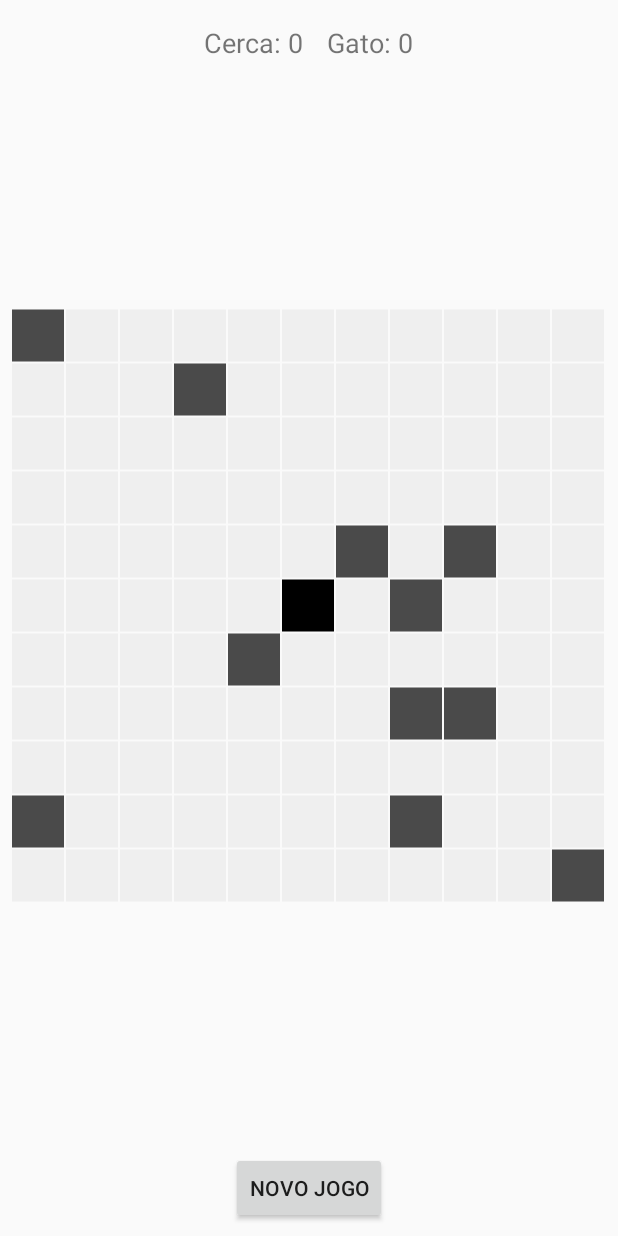
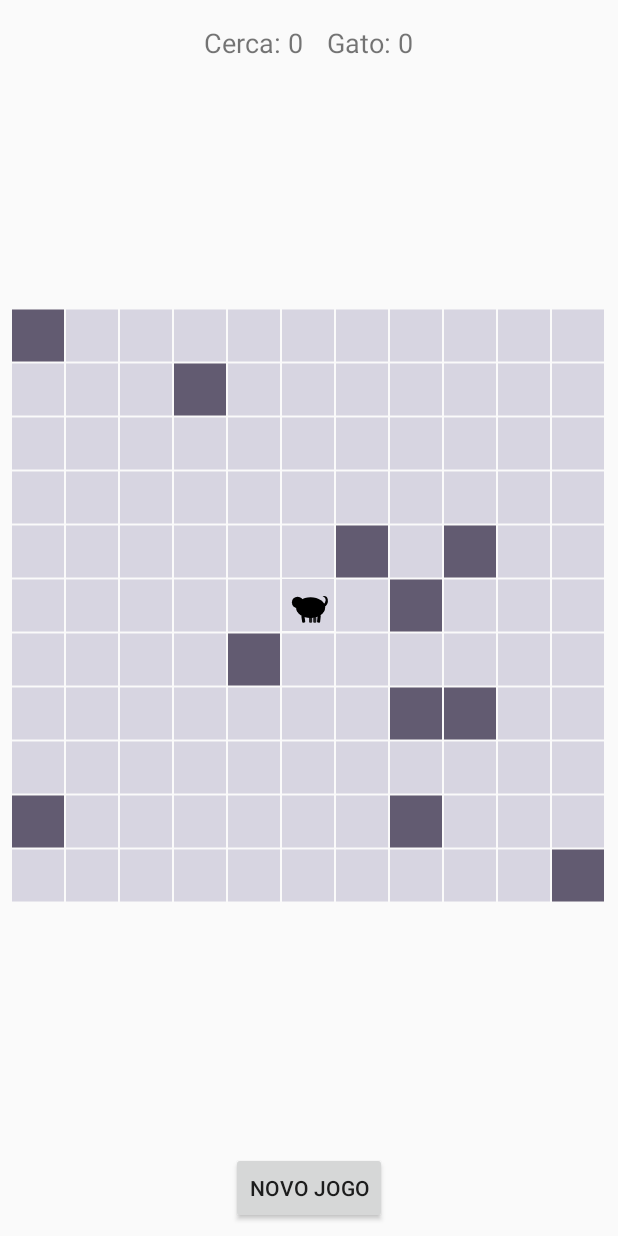
Before and after one commit to lucasgomes14/ChatNoir, an Android app built with Jetpack Compose: the screen it shows after launch (MainActivity), on a phone screen of 412 x 824 dp. Run offline under Robolectric (Android 15) with nearby library versions, the light colour scheme and no system bars.

Commit message:
adição de um gato

```diff
--- a/app/src/main/java/com/chatnoir/game/GameView.kt
+++ b/app/src/main/java/com/chatnoir/game/GameView.kt
@@ -6,12 +6,14 @@ import android.graphics.Paint
 import android.util.AttributeSet
 import android.view.MotionEvent
 import android.view.View
+import com.chatnoir.R
 
 class GameView @JvmOverloads constructor(
     context: Context,
     attrs: AttributeSet? = null
 ) : View(context, attrs) {
 
+    private val catDrawable = context.getDrawable(R.drawable.cat1)
     private var _board: Board? = null
     private val paint = Paint(Paint.ANTI_ALIAS_FLAG)
 
@@ -35,16 +37,32 @@ class GameView @JvmOverloads constructor(
         for (r in 0 until size) {
             for (c in 0 until size) {
                 val cell = board.grid[r][c]
-                paint.color = when (cell.type) {
-                    CellType.EMPTY -> 0xFFEFEFEF.toInt()
-                    CellType.FENCE -> 0xFF4A4A4A.toInt()
-                    CellType.CAT   -> 0xFF000000.toInt()
-                }
                 val left = offX + c * cellSize
                 val top = offY + r * cellSize
-                canvas.drawRect(left, top, left + cellSize - 2f, top + cellSize - 2f, paint)
+                val right = left + cellSize - 2f
+                val bottom = top + cellSize - 2f
+
+                when (cell.type) {
+                    CellType.EMPTY -> {
+                        paint.color = 0xFFD7D5E1.toInt()
+                        canvas.drawRect(left, top, right, bottom, paint)
+                    }
+                    CellType.FENCE -> {
+                        paint.color = 0xFF625b71.toInt()
+                        canvas.drawRect(left, top, right, bottom, paint)
+                    }
+                    CellType.CAT -> {
+                        catDrawable?.setBounds(left.toInt(), top.toInt(), right.toInt(), bottom.toInt())
+                        catDrawable?.draw(canvas)
+                    }
+                }
             }
         }
+    }
+
+    override fun onAttachedToWindow() {
+        super.onAttachedToWindow()
+        postInvalidateOnAnimation()
     }
 
     override fun onTouchEvent(event: MotionEvent): Boolean {
--- /dev/null
+++ b/app/src/main/res/drawable/cat1.xml
@@ -0,0 +1,45 @@
+<vector xmlns:android="http://schemas.android.com/apk/res/android"
+    android:width="100dp"
+    android:height="100dp"
+    android:viewportWidth="100"
+    android:viewportHeight="100">
+  <group>
+    <path
+        android:pathData="M0,0h100v100h-100z"
+        android:fillColor="#FFD7D5E1" />
+  </group>
+  <path
+      android:pathData="M27,55a28,20 0,1 0,56 0a28,20 0,1 0,-56 0z"
+      android:fillColor="#000"/>
+  <path
+      android:pathData="M30,45m-11,0a11,11 0,1 1,22 0a11,11 0,1 1,-22 0"
+      android:fillColor="#000"/>
+  <path
+      android:pathData="M23,38l4,4l-3,5z"
+      android:fillColor="#000"/>
+  <path
+      android:pathData="M37,38l-4,4l3,5z"
+      android:fillColor="#000"/>
+  <path
+      android:pathData="M80,55q10,-6 8,-16q-2,-8 -10,-6q6,2 6,8q0,5 -6,9q-4,3 -8,4"
+      android:fillColor="#000"/>
+  <path
+      android:pathData="M39.04,70.21L41.02,69.93A2,2 126.56,0 1,43.27 71.63L44.67,81.53A2,2 127.09,0 1,42.96 83.79L40.98,84.07A2,2 127.09,0 1,38.73 82.37L37.33,72.47A2,2 126.56,0 1,39.04 70.21z"
+      android:fillColor="#000"/>
+  <path
+      android:pathData="M54,72L56,72A2,2 0,0 1,58 74L58,82A2,2 0,0 1,56 84L54,84A2,2 0,0 1,52 82L52,74A2,2 0,0 1,54 72z"
+      android:strokeAlpha="0.85"
+      android:fillColor="#000"
+      android:fillAlpha="0.85"/>
+  <path
+      android:pathData="M62,73L64,73A2,2 0,0 1,66 75L66,82A2,2 0,0 1,64 84L62,84A2,2 0,0 1,60 82L60,75A2,2 0,0 1,62 73z"
+      android:strokeAlpha="0.85"
+      android:fillColor="#000"
+      android:fillAlpha="0.85"/>
+  <path
+      android:pathData="M70.74,68.93L72.73,69.14A2,2 49.63,0 1,74.51 71.34L73.36,82.28A2,2 49.63,0 1,71.16 84.06L69.17,83.85A2,2 51.01,0 1,67.39 81.65L68.54,70.71A2,2 55.52,0 1,70.74 68.93z"
+      android:fillColor="#000"/>
+  <path
+      android:pathData="M33,52a7,6 0,1 0,14 0a7,6 0,1 0,-14 0z"
+      android:fillColor="#000" />
+</vector>
```
Also changed, not shown: app/src/main/java/com/chatnoir/ui/theme/Type.kt (+0 -17 lines), app/src/main/res/animator/cat_tail_swing_anim.xml (deleted, +0 -8 lines), app/src/main/res/drawable/cat.xml (deleted, +0 -56 lines), app/src/main/res/drawable/ic_cat_blink_tail_animated.xml (deleted, +0 -14 lines).
